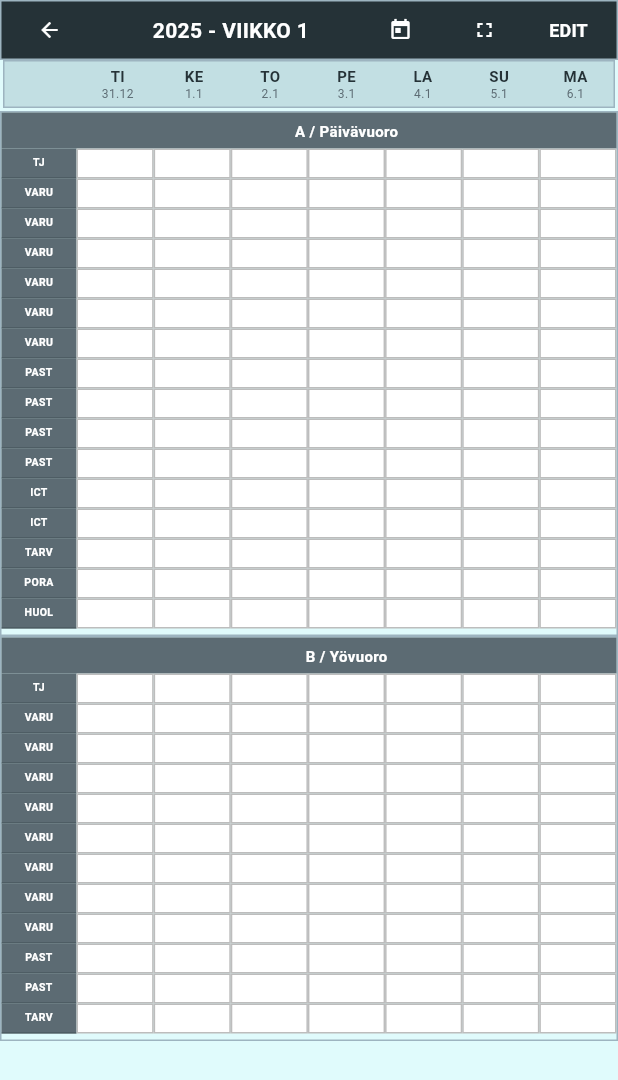
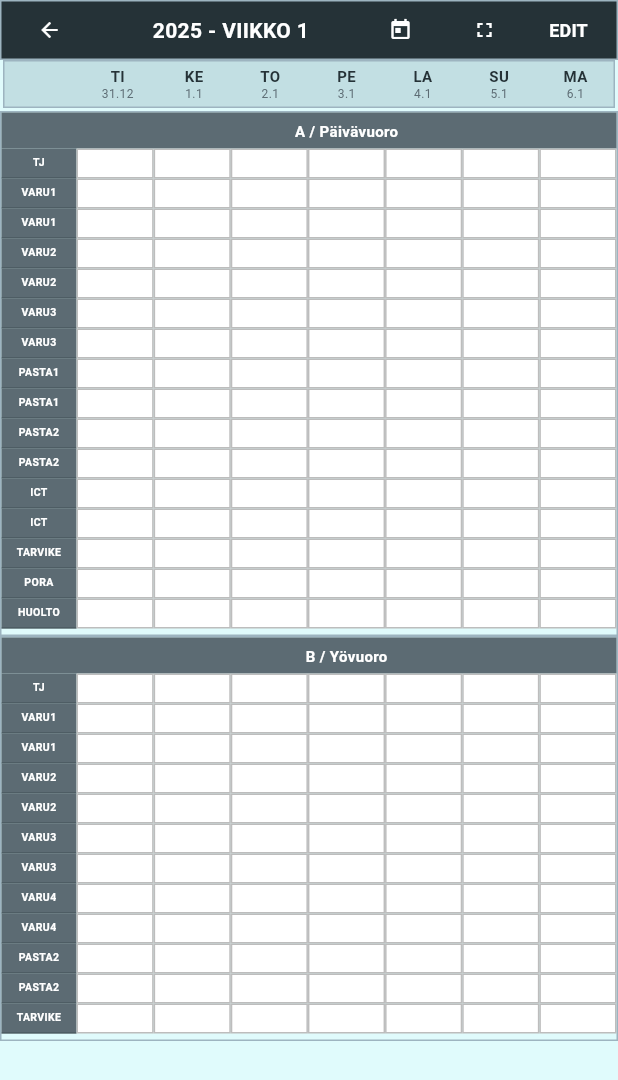
Before and after one commit to Blendermaestro/Recourcegame, a Flutter app: the YearView screen opened directly, on a phone screen of 412 x 824 dp. Shown: the top 1080 px of the screen. Run offline on Flutter 3.47's test engine with Material 3 defaults, Android fonts, the phone set to English and light mode, and no system bars; our stand-ins replace shared_preferences, supabase_flutter; missing offline and left inert: dart:html; accounts and stored records are empty.

Commit message:
Allow profession names up to 8 characters
- Updated SharedAssignmentData.getCompactRoleName() to allow names up to 8 chars instead of 4
- Added maxLength: 8 validation to profession name edit dialogs
- Updated label text to show '(max 8 chars)' for user clarity
- Improved abbreviation logic for names longer than 8 characters
- Applied to both edit existing profession and add new profession dialogs

```diff
--- a/calendar_app/lib/services/shared_assignment_data.dart
+++ b/calendar_app/lib/services/shared_assignment_data.dart
@@ -78,13 +78,14 @@
   static String getCompactRoleName(EmployeeRole role) {
     final customName = customProfessionNames[role];
     if (customName != null) {
-      // For custom names, try to make them compact
-      if (customName.length <= 3) return customName;
-      // If longer than 3 chars, try to abbreviate
+      // For custom names, allow up to 8 characters
+      if (customName.length <= 8) return customName;
+      // If longer than 8 chars, try to abbreviate
       if (customName.contains(' ')) {
-        return customName.split(' ').map((word) => word.isNotEmpty ? word[0] : '').join('').toUpperCase();
+        final abbreviated = customName.split(' ').map((word) => word.isNotEmpty ? word[0] : '').join('').toUpperCase();
+        return abbreviated.length <= 8 ? abbreviated : abbreviated.substring(0, 8);
       }
-      return customName.length > 4 ? customName.substring(0, 4) : customName;
+      return customName.substring(0, 8);
     }
 
     // Default compact names
```
Also changed, not shown: calendar_app/lib/views/week_view/week_view.dart (+6 -2 lines).
